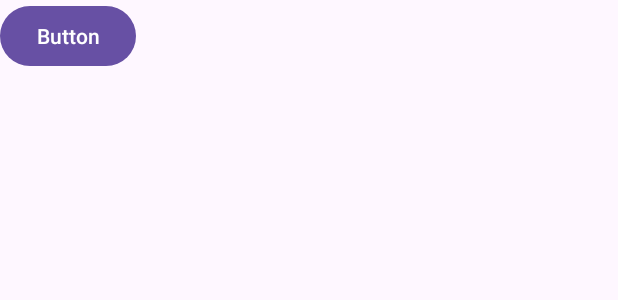
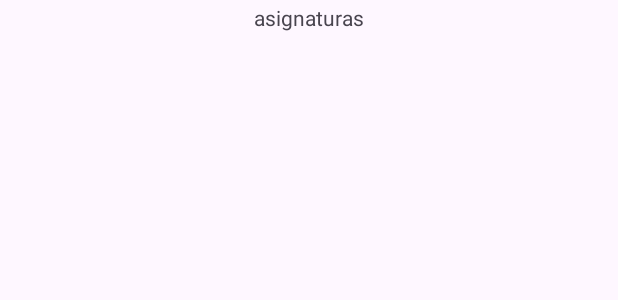
Before and after one commit to MkBadKarma/TFGponerFaltas, an Android app: the layout activity_alumno_asignaturas.xml on its own in the app's theme, with its tools: preview values and no code run, on a phone screen of 412 x 824 dp. Shown: the top 300 px of the screen. Run offline under Robolectric (Android 15) with nearby library versions, the phone set to English and light mode, and no system bars.

Commit message:
implementacion de la clase AlumnoAsignaturas.java

```diff
--- a/app/src/main/res/layout/activity_alumno_asignaturas.xml
+++ b/app/src/main/res/layout/activity_alumno_asignaturas.xml
@@ -6,11 +6,26 @@
     android:layout_height="match_parent"
     tools:context=".AlumnoAsignaturas">
 
-    <Button
-        android:id="@+id/button"
+    <ListView
+        android:id="@+id/listview"
+        android:layout_width="403dp"
+        android:layout_height="624dp"
+        android:layout_marginTop="16dp"
+        app:layout_constraintBottom_toBottomOf="parent"
+        app:layout_constraintEnd_toEndOf="parent"
+        app:layout_constraintHorizontal_bias="1.0"
+        app:layout_constraintStart_toStartOf="parent"
+        app:layout_constraintTop_toTopOf="parent"
+        app:layout_constraintVertical_bias="1.0" />
+
+    <TextView
+        android:id="@+id/textView2"
         android:layout_width="wrap_content"
         android:layout_height="wrap_content"
-        android:text="Button"
-        tools:layout_editor_absoluteX="139dp"
-        tools:layout_editor_absoluteY="95dp" />
+        android:layout_marginTop="2dp"
+        android:text="asignaturas"
+        app:layout_constraintEnd_toEndOf="parent"
+        app:layout_constraintStart_toStartOf="parent"
+        app:layout_constraintTop_toTopOf="parent" />
+
 </androidx.constraintlayout.widget.ConstraintLayout>
```
Also changed, not shown: app/src/main/java/com/ponerfaltas/AlumnoAsignaturas.java (+53 -1 lines).
